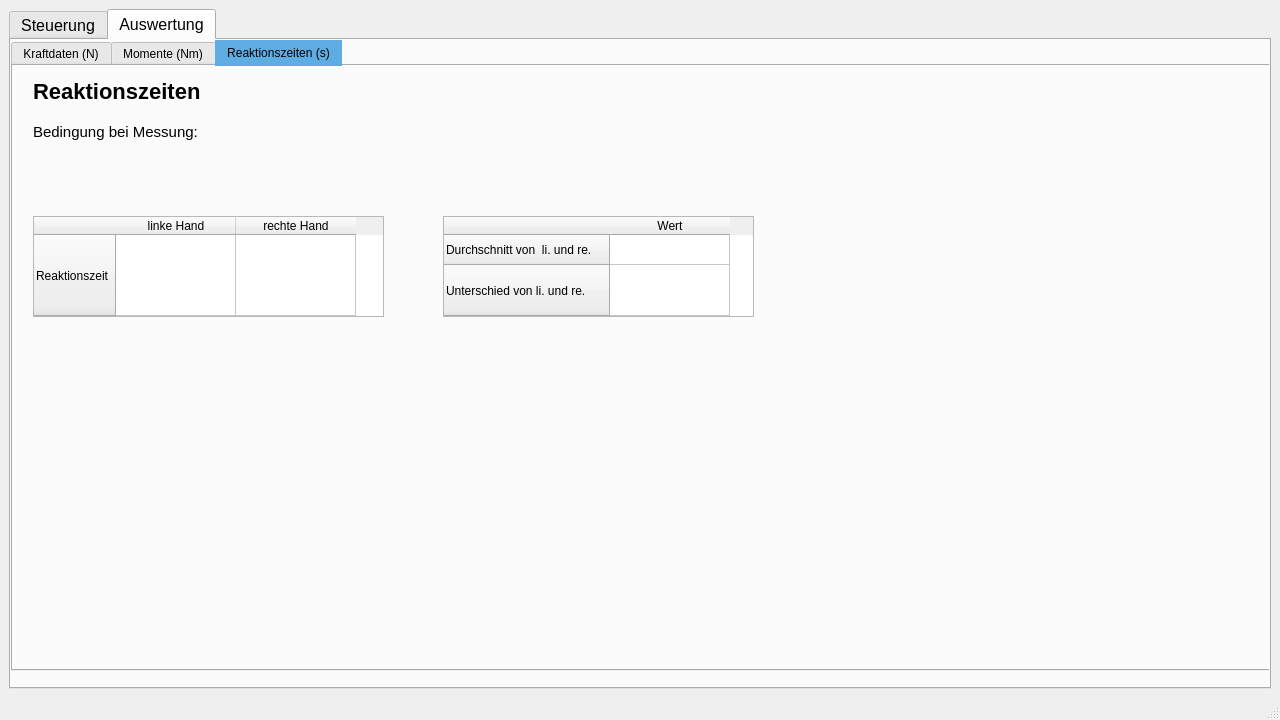
Before: the Qt Designer form app_GUI.ui in TillSchroeter/RaspberryPi_Snapcoach, drawn with Qt 5.
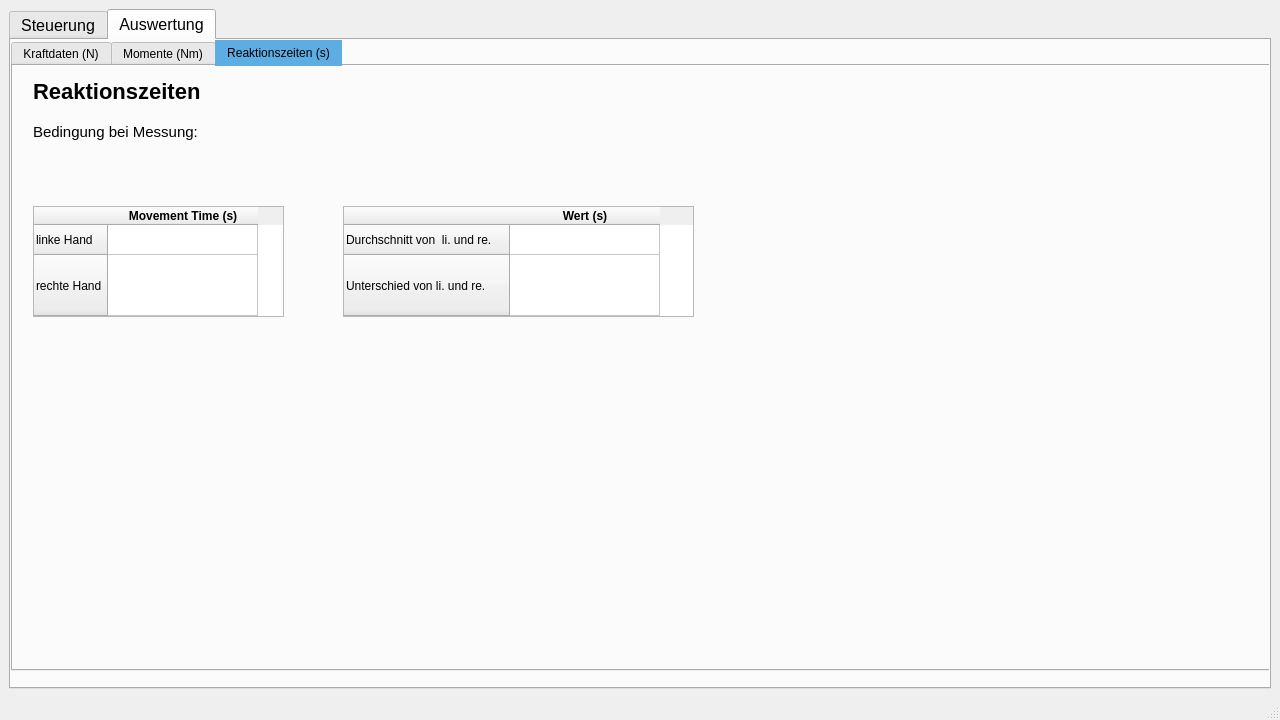
After: the same form once the commit is applied. The open tabs and pages were chosen to show the change.

Patch:
```diff
--- a/app_GUI.ui
+++ b/app_GUI.ui
@@ -1362,89 +1362,6 @@
            <string>Reaktionszeiten</string>
           </property>
          </widget>
-         <widget class="QTableWidget" name="tabelle_reaktion_li_re">
-          <property name="geometry">
-           <rect>
-            <x>20</x>
-            <y>150</y>
-            <width>351</width>
-            <height>101</height>
-           </rect>
-          </property>
-          <property name="editTriggers">
-           <set>QAbstractItemView::NoEditTriggers</set>
-          </property>
-          <property name="selectionMode">
-           <enum>QAbstractItemView::NoSelection</enum>
-          </property>
-          <attribute name="horizontalHeaderDefaultSectionSize">
-           <number>120</number>
-          </attribute>
-          <attribute name="horizontalHeaderHighlightSections">
-           <bool>true</bool>
-          </attribute>
-          <attribute name="horizontalHeaderStretchLastSection">
-           <bool>false</bool>
-          </attribute>
-          <attribute name="verticalHeaderStretchLastSection">
-           <bool>true</bool>
-          </attribute>
-          <row>
-           <property name="text">
-            <string>Reaktionszeit</string>
-           </property>
-          </row>
-          <column>
-           <property name="text">
-            <string>linke Hand</string>
-           </property>
-          </column>
-          <column>
-           <property name="text">
-            <string>rechte Hand</string>
-           </property>
-          </column>
-         </widget>
-         <widget class="QTableWidget" name="tabelle_reaktion_durchschnitt">
-          <property name="geometry">
-           <rect>
-            <x>430</x>
-            <y>150</y>
-            <width>311</width>
-            <height>101</height>
-           </rect>
-          </property>
-          <property name="editTriggers">
-           <set>QAbstractItemView::NoEditTriggers</set>
-          </property>
-          <property name="selectionMode">
-           <enum>QAbstractItemView::NoSelection</enum>
-          </property>
-          <attribute name="horizontalHeaderDefaultSectionSize">
-           <number>120</number>
-          </attribute>
-          <attribute name="horizontalHeaderStretchLastSection">
-           <bool>false</bool>
-          </attribute>
-          <attribute name="verticalHeaderStretchLastSection">
-           <bool>true</bool>
-          </attribute>
-          <row>
-           <property name="text">
-            <string>Durchschnitt von  li. und re. </string>
-           </property>
-          </row>
-          <row>
-           <property name="text">
-            <string>Unterschied von li. und re.</string>
-           </property>
-          </row>
-          <column>
-           <property name="text">
-            <string>Wert</string>
-           </property>
-          </column>
-         </widget>
          <widget class="QLabel" name="label_bedingung">
           <property name="geometry">
            <rect>
@@ -1491,6 +1408,98 @@
            <string/>
           </property>
          </widget>
+         <widget class="QTableWidget" name="tabelle_reaktion_li_re">
+          <property name="geometry">
+           <rect>
+            <x>20</x>
+            <y>140</y>
+            <width>251</width>
+            <height>111</height>
+           </rect>
+          </property>
+          <property name="editTriggers">
+           <set>QAbstractItemView::NoEditTriggers</set>
+          </property>
+          <property name="selectionMode">
+           <enum>QAbstractItemView::NoSelection</enum>
+          </property>
+          <attribute name="horizontalHeaderDefaultSectionSize">
+           <number>150</number>
+          </attribute>
+          <attribute name="horizontalHeaderStretchLastSection">
+           <bool>false</bool>
+          </attribute>
+          <attribute name="verticalHeaderStretchLastSection">
+           <bool>true</bool>
+          </attribute>
+          <row>
+           <property name="text">
+            <string>linke Hand</string>
+           </property>
+          </row>
+          <row>
+           <property name="text">
+            <string>rechte Hand</string>
+           </property>
+          </row>
+          <column>
+           <property name="text">
+            <string>Movement Time (s)</string>
+           </property>
+           <property name="font">
+            <font>
+             <weight>75</weight>
+             <bold>true</bold>
+            </font>
+           </property>
+          </column>
+         </widget>
+         <widget class="QTableWidget" name="tabelle_reaktion_durchschnitt">
+          <property name="geometry">
+           <rect>
+            <x>330</x>
+            <y>140</y>
+            <width>351</width>
+            <height>111</height>
+           </rect>
+          </property>
+          <property name="editTriggers">
+           <set>QAbstractItemView::NoEditTriggers</set>
+          </property>
+          <property name="selectionMode">
+           <enum>QAbstractItemView::NoSelection</enum>
+          </property>
+          <attribute name="horizontalHeaderDefaultSectionSize">
+           <number>150</number>
+          </attribute>
+          <attribute name="horizontalHeaderStretchLastSection">
+           <bool>false</bool>
+          </attribute>
+          <attribute name="verticalHeaderStretchLastSection">
+           <bool>true</bool>
+          </attribute>
+          <row>
+           <property name="text">
+            <string>Durchschnitt von  li. und re. </string>
+           </property>
+          </row>
+          <row>
+           <property name="text">
+            <string>Unterschied von li. und re.</string>
+           </property>
+          </row>
+          <column>
+           <property name="text">
+            <string>Wert (s)</string>
+           </property>
+           <property name="font">
+            <font>
+             <weight>75</weight>
+             <bold>true</bold>
+            </font>
+           </property>
+          </column>
+         </widget>
         </widget>
        </widget>
       </widget>
```
Left out of the diff: 6 changed lines with no effect on the pictures.
